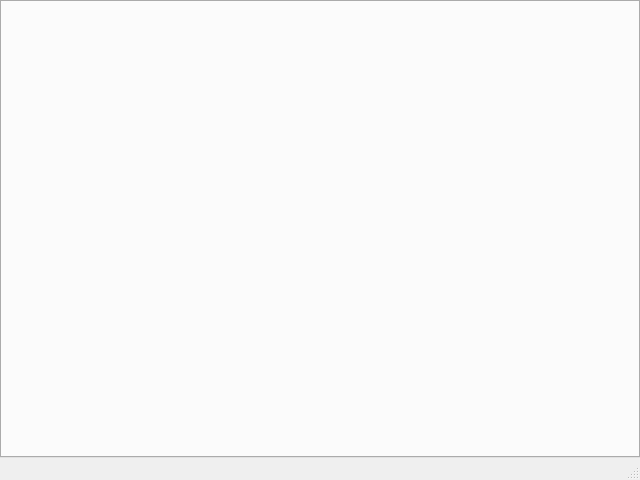
Before: the Qt Designer form src/mainwindow.ui in inniyah/plume-creator, drawn with Qt 5.
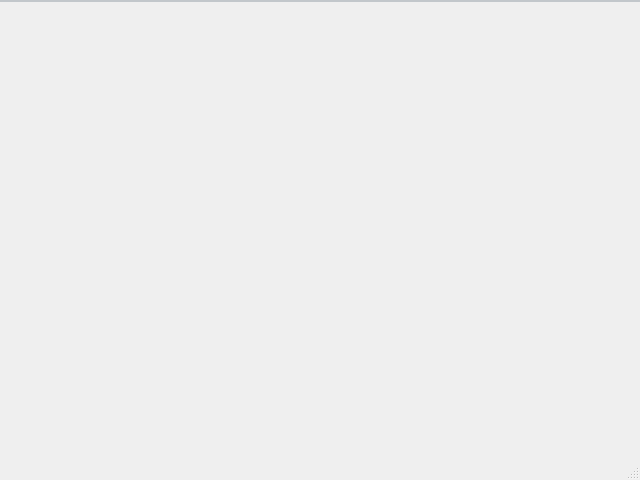
After: the same form once the commit is applied. Icons and pictures are not drawn.

Commit message: 0.60.5 : Start Center is active window and tool-tips fixed; added colors ; added icons

Patch:
```diff
--- a/src/mainwindow.ui
+++ b/src/mainwindow.ui
@@ -14,7 +14,207 @@
    <string>MainWindow</string>
   </property>
   <property name="styleSheet">
-   <string notr="true"/>
+   <string notr="true">TextZone {
+background-color: transparent;
+
+}
+
+
+QTreeView {
+            border: 0px none transparent;
+	background-color: rgb(199, 210, 234);
+
+
+}
+
+QDockWidget {
+           border: 1px solid lightgray;
+            /*titlebar-close-icon: url(close.png);
+            titlebar-normal-icon: url(undock.png);*/
+            margin: 0px
+            }
+
+            QDockWidget::title {
+            text-align: left; /* align the text to the left */
+            
+	background-color: qlineargradient(spread:pad, x1:0.347, y1:0.0170455, x2:1, y2:1, stop:0.386364 rgba(193, 193, 193, 255), stop:1 rgba(255, 255, 255, 255));
+            padding-left: 5px;
+            }
+
+            QDockWidget::close-button, QDockWidget::float-button {
+            border: 1px solid transparent;
+            background: transparent;
+             padding: 0px;
+            }
+
+            QDockWidget::close-button:hover, QDockWidget::float-button:hover {
+            background: transparent;
+            }
+
+           QDockWidget::close-button:pressed, QDockWidget::float-button:pressed {
+            padding: 1px -1px -1px 1px;
+
+            }
+
+
+
+
+
+            QStatusBar::item {
+            border: 0px none transparent;
+            }
+
+
+
+            QGroupBox#noteBox, QGroupBox#synBox {
+            margin-left: -5px;
+            margin-right: -5px;
+            margin-bottom: -3px;
+            margin-top: 1ex; /* leave space at the top for the title */
+            spacing: 0px;
+            padding-left: -6px;
+            padding-right: -6px;
+            padding-bottom: -6px;
+           padding-top: -3px;
+            }
+
+            QGroupBox::title {
+            subcontrol-origin: margin;
+            subcontrol-position: top center; /* position at the top center */
+            }
+
+            QFrame#notesFrame { 
+            border: 0px none transparent;
+            border-radius: 0px;
+            spacing: 0px;
+            padding: 0px;
+            margin: 0px;
+           }
+
+
+
+            NoteZone {
+                                 border: 0px none transparent;
+  spacing: 0px;
+            padding: 0px;
+           margin: 0px;
+	background-color: qlineargradient(spread:pad, x1:0, y1:0, x2:1, y2:1, stop:0 rgba(243, 255, 180, 255), stop:1 rgba(255, 255, 255, 255));
+
+            }
+
+            AttendBase {
+                       border: 0px none transparent;
+            border-radius: 1px;
+            spacing: 0px;
+            padding: -6px;
+            /*margin: -4px;*/
+            }
+
+            QToolBar#docksToolBar {
+            spacing: 5px;
+            padding: 5px;
+	background-color: qlineargradient(spread:pad, x1:0.347, y1:0.0170455, x2:1, y2:1, stop:0.386364 rgba(193, 193, 193, 255), stop:1 rgba(255, 255, 255, 255));
+            }
+
+
+
+
+
+
+	TextTab {/*background-color: white;*/
+background-color:qlineargradient(spread:pad, x1:0, y1:0, x2:1, y2:1, stop:0 rgba(250, 254, 255, 255), stop:1 rgba(255, 255, 255, 255));
+}
+
+            QToolTip{
+           /*opacity: 250; */
+            border-style: outset; /*needed else tooltip is not modified*/
+            background: qlineargradient(spread:pad, x1:1, y1:1, x2:0, y2:0.42, stop:0 rgba(85, 170, 255, 255), stop:1 rgba(255, 255, 255, 255));
+            color: black;
+            }
+
+
+
+
+
+ QMainWindow::separator {
+     background: transparent;
+     width: 1px; /* when vertical */
+     height: 1px; /* when horizontal */
+ }
+
+ QMainWindow::separator:hover {
+     background: black;
+ }
+ QMainWindow::separator:pressed {
+     background: black;
+ }
+
+
+
+
+
+
+
+
+
+
+
+QTabWidget::pane/*#mainTabWidget*/ { /* The tab widget frame */
+     border-top: 2px solid #C2C7CB;
+     position: absolute;
+     top: -0.2em;
+ }
+
+ QTabWidget::tab-bar {
+     alignment: center;
+ }
+
+ /* Style the tab using the tab sub-control. Note that
+     it reads QTabBar _not_ QTabWidget */
+ QTabBar::tab {
+     background: qlineargradient(x1: 0, y1: 0, x2: 0, y2: 1,
+                                 stop: 0 #E1E1E1, stop: 0.4 #DDDDDD,
+                                 stop: 0.5 #D8D8D8, stop: 1.0 #D3D3D3);
+     border: 2px solid #C4C4C3;
+     border-bottom-color: #C2C7CB; /* same as the pane color */
+     border-top-left-radius: 4px;
+     border-top-right-radius: 4px;
+     min-width: 8ex;
+     padding: 2px;
+ }
+
+ QTabBar::tab:selected , QTabBar::tab:hover {
+     background: qlineargradient(x1: 0, y1: 0, x2: 0, y2: 1,
+                                 stop: 0 #fafafa, stop: 0.4 #f4f4f4,
+                                 stop: 0.5 #e7e7e7, stop: 1.0 #fafafa);
+ }
+
+ QTabBar::tab:selected {
+     border-color: #9B9B9B;
+     border-bottom-color: #FFFFFF; /* same as pane color */
+	background-color: rgb(255, 255, 255);
+      /* expand/overlap to the left and right by 4px */
+     margin-left: -4px;
+     margin-right: -4px;
+}
+
+
+ QTabBar::tab:first:selected  {
+     margin-left: 0; /* the first selected tab has nothing to overlap with on the left */
+ }
+
+ QTabBar::tab:last:selected  {
+     margin-right: 0; /* the last selected tab has nothing to overlap with on the right */
+ }
+
+ QTabBar::tab:only-one  {
+     margin: 0; /* if there is only one tab, we don't want overlapping margins */
+ }
+
+</string>
+  </property>
+  <property name="locale">
+   <locale language="English" country="UnitedKingdom"/>
   </property>
   <widget class="QWidget" name="centralwidget">
    <layout class="QVBoxLayout" name="verticalLayout">
```
The commit also changes 25 other files.
